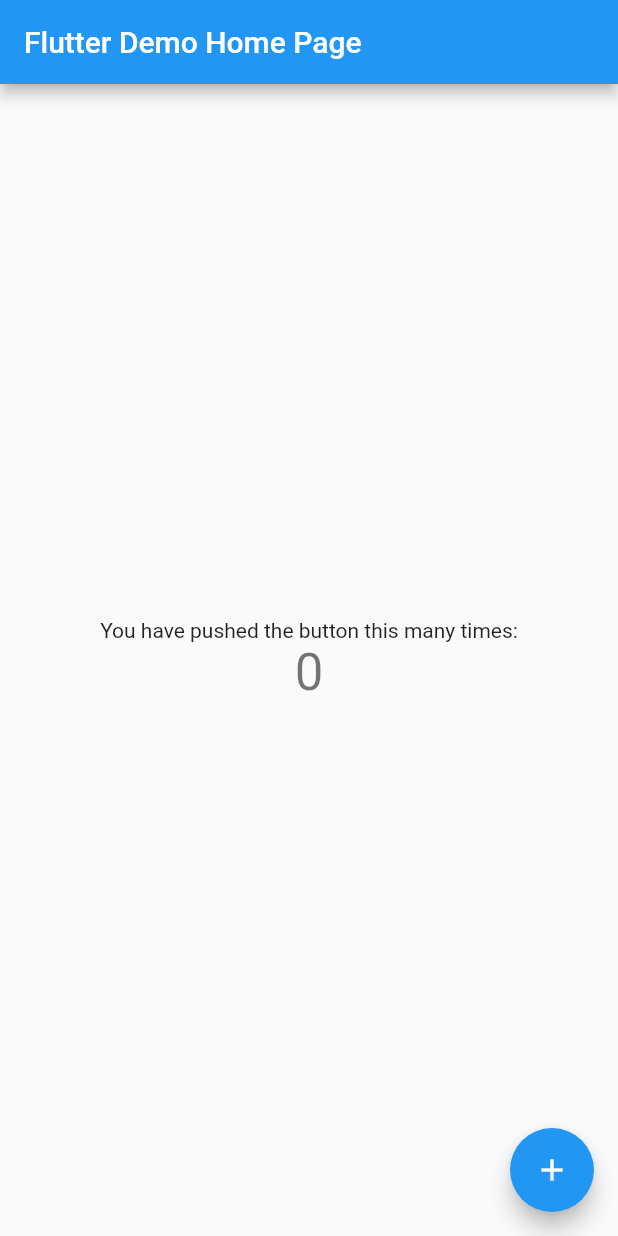
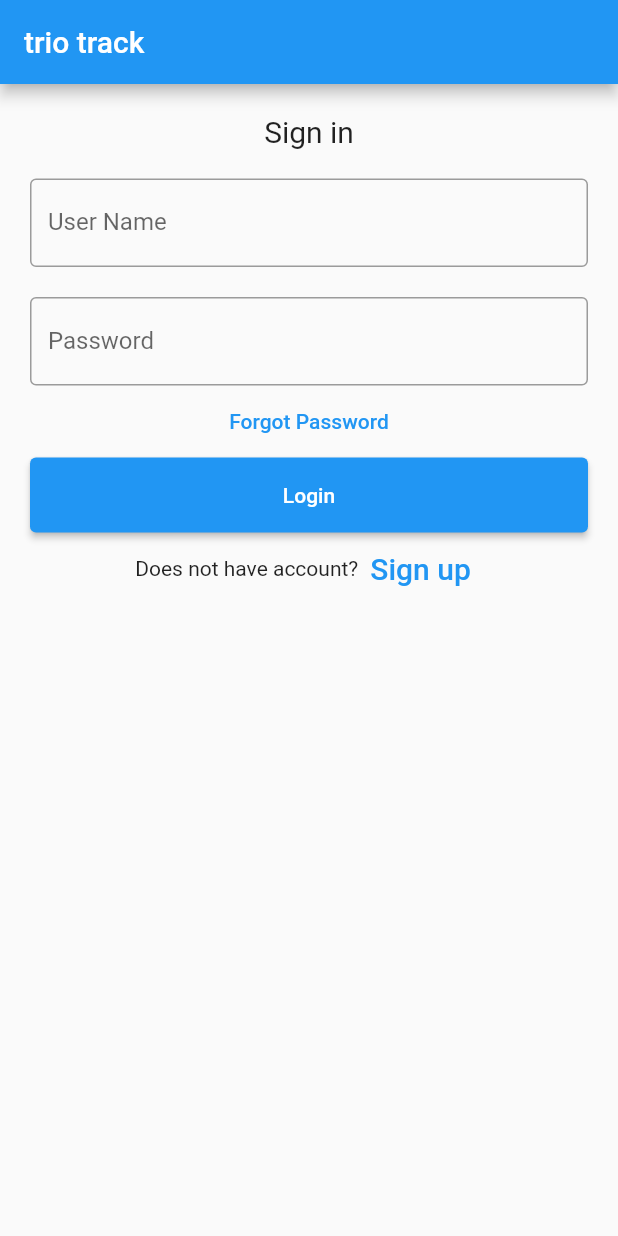
Before and after one commit to Sanalkumarpg/gpstracker, a Flutter app: the screen it shows after launch, on a phone screen of 412 x 824 dp. Run offline on Flutter 3.47's test engine with Material 2 defaults, Android fonts, the phone set to English and light mode, and no system bars.

Commit message:
login page

```diff
--- /dev/null
+++ b/lib/login.dart
@@ -0,0 +1,111 @@
+import 'package:flutter/material.dart';
+
+void main() => runApp(const MyApp());
+
+class MyApp extends StatelessWidget {
+  const MyApp({Key? key}) : super(key: key);
+
+  static const String _title = 'trio track';
+
+  @override
+  Widget build(BuildContext context) {
+    return MaterialApp(
+      title: _title,
+      home: Scaffold(
+        appBar: AppBar(title: const Text(_title)),
+        body: const MyStatefulWidget(),
+      ),
+    );
+  }
+}
+
+class MyStatefulWidget extends StatefulWidget {
+  const MyStatefulWidget({Key? key}) : super(key: key);
+
+  @override
+  State<MyStatefulWidget> createState() => _MyStatefulWidgetState();
+}
+class _MyStatefulWidgetState extends State<MyStatefulWidget> {
+  TextEditingController nameController = TextEditingController();
+  TextEditingController passwordController = TextEditingController();
+
+  @override
+  Widget build(BuildContext context) {
+    return Padding(
+        padding: const EdgeInsets.all(10),
+        child: ListView(
+          children: <Widget>[
+            //Container(
+                //alignment: Alignment.center,
+                //padding: const EdgeInsets.all(10),
+                //child: const Text(
+                  //'TutorialKart',
+                  //style: TextStyle(
+                      //color: Colors.blue,
+                      //fontWeight: FontWeight.w500,
+                      //fontSize: 30),
+                //)),
+            Container(
+                alignment: Alignment.center,
+                padding: const EdgeInsets.all(10),
+                child: const Text(
+                  'Sign in',
+                  style: TextStyle(fontSize: 20),
+                )),
+            Container(
+              padding: const EdgeInsets.all(10),
+              child: TextField(
+                controller: nameController,
+                decoration: const InputDecoration(
+                  border: OutlineInputBorder(),
+                  labelText: 'User Name',
+                ),
+              ),
+            ),
+            Container(
+              padding: const EdgeInsets.fromLTRB(10, 10, 10, 0),
+              child: TextField(
+                obscureText: true,
+                controller: passwordController,
+                decoration: const InputDecoration(
+                  border: OutlineInputBorder(),
+                  labelText: 'Password',
+                ),
+              ),
+            ),
+            TextButton(
+              onPressed: () {
+                //forgot password screen
+              },
+              child: const Text('Forgot Password',),
+            ),
+            Container(
+                height: 50,
+                padding: const EdgeInsets.fromLTRB(10, 0, 10, 0),
+                child: ElevatedButton(
+                  child: const Text('Login'),
+                  onPressed: () {
+                    print(nameController.text);
+                    print(passwordController.text);
+                  },
+                )
+            ),
+            Row(
+              children: <Widget>[
+                const Text('Does not have account?'),
+                TextButton(
+                  child: const Text(
+                    'Sign up',
+                    style: TextStyle(fontSize: 20),
+                  ),
+                  onPressed: () {
+                    //signup screen
+                  },
+                )
+              ],
+              mainAxisAlignment: MainAxisAlignment.center,
+            ),
+          ],
+        ));
+  }
+}
--- a/lib/main.dart
+++ b/lib/main.dart
@@ -1,115 +1,9 @@
 import 'package:flutter/material.dart';
+import './login.dart';
 
-void main() {
-  runApp(const MyApp());
-}
+  void main() {
+  runApp(
 
-class MyApp extends StatelessWidget {
-  const MyApp({Key? key}) : super(key: key);
+      const MyApp());
 
-  // This widget is the root of your application.
-  @override
-  Widget build(BuildContext context) {
-    return MaterialApp(
-      title: 'Flutter Demo',
-      theme: ThemeData(
-        // This is the theme of your application.
-        //
-        // Try running your application with "flutter run". You'll see the
-        // application has a blue toolbar. Then, without quitting the app, try
-        // changing the primarySwatch below to Colors.green and then invoke
-        // "hot reload" (press "r" in the console where you ran "flutter run",
-        // or simply save your changes to "hot reload" in a Flutter IDE).
-        // Notice that the counter didn't reset back to zero; the application
-        // is not restarted.
-        primarySwatch: Colors.blue,
-      ),
-      home: const MyHomePage(title: 'Flutter Demo Home Page'),
-    );
   }
-}
-
-class MyHomePage extends StatefulWidget {
-  const MyHomePage({Key? key, required this.title}) : super(key: key);
-
-  // This widget is the home page of your application. It is stateful, meaning
-  // that it has a State object (defined below) that contains fields that affect
-  // how it looks.
-
-  // This class is the configuration for the state. It holds the values (in this
-  // case the title) provided by the parent (in this case the App widget) and
-  // used by the build method of the State. Fields in a Widget subclass are
-  // always marked "final".
-
-  final String title;
-
-  @override
-  State<MyHomePage> createState() => _MyHomePageState();
-}
-
-class _MyHomePageState extends State<MyHomePage> {
-  int _counter = 0;
-
-  void _incrementCounter() {
-    setState(() {
-      // This call to setState tells the Flutter framework that something has
-      // changed in this State, which causes it to rerun the build method below
-      // so that the display can reflect the updated values. If we changed
-      // _counter without calling setState(), then the build method would not be
-      // called again, and so nothing would appear to happen.
-      _counter++;
-    });
-  }
-
-  @override
-  Widget build(BuildContext context) {
-    // This method is rerun every time setState is called, for instance as done
-    // by the _incrementCounter method above.
-    //
-    // The Flutter framework has been optimized to make rerunning build methods
-    // fast, so that you can just rebuild anything that needs updating rather
-    // than having to individually change instances of widgets.
-    return Scaffold(
-      appBar: AppBar(
-        // Here we take the value from the MyHomePage object that was created by
-        // the App.build method, and use it to set our appbar title.
-        title: Text(widget.title),
-      ),
-      body: Center(
-        // Center is a layout widget. It takes a single child and positions it
-        // in the middle of the parent.
-        child: Column(
-          // Column is also a layout widget. It takes a list of children and
-          // arranges them vertically. By default, it sizes itself to fit its
-          // children horizontally, and tries to be as tall as its parent.
-          //
-          // Invoke "debug painting" (press "p" in the console, choose the
-          // "Toggle Debug Paint" action from the Flutter Inspector in Android
-          // Studio, or the "Toggle Debug Paint" command in Visual Studio Code)
-          // to see the wireframe for each widget.
-          //
-          // Column has various properties to control how it sizes itself and
-          // how it positions its children. Here we use mainAxisAlignment to
-          // center the children vertically; the main axis here is the vertical
-          // axis because Columns are vertical (the cross axis would be
-          // horizontal).
-          mainAxisAlignment: MainAxisAlignment.center,
-          children: <Widget>[
-            const Text(
-              'You have pushed the button this many times:',
-            ),
-            Text(
-              '$_counter',
-              style: Theme.of(context).textTheme.headline4,
-            ),
-          ],
-        ),
-      ),
-      floatingActionButton: FloatingActionButton(
-        onPressed: _incrementCounter,
-        tooltip: 'Increment',
-        child: const Icon(Icons.add),
-      ), // This trailing comma makes auto-formatting nicer for build methods.
-    );
-  }
-}
```
Also changed, not shown: 1 other file.
